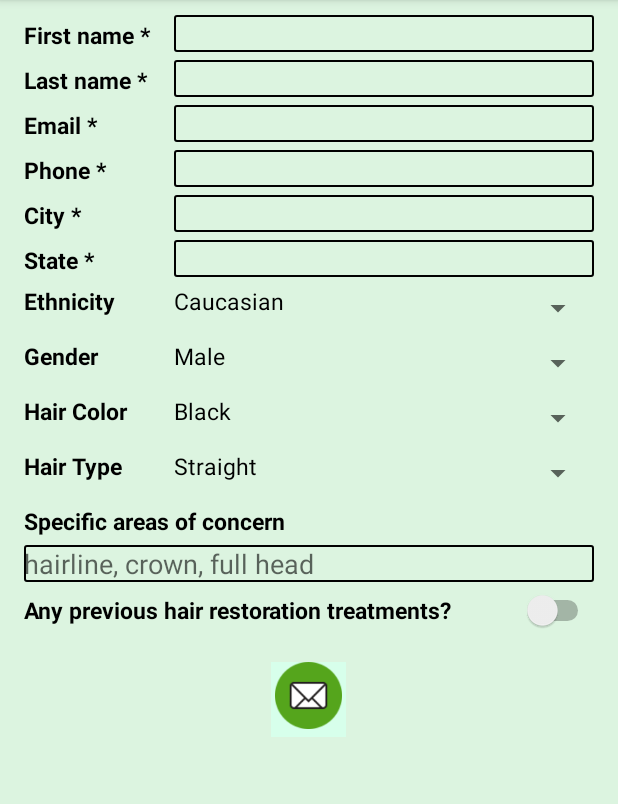
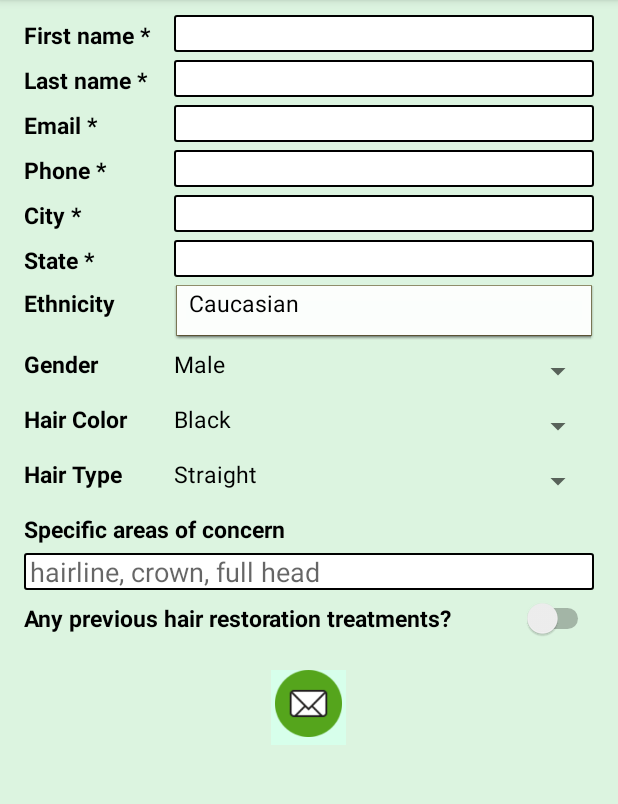
Before and after one commit to irenacher/MainMenu, an Android app: the RequestFormActivity screen opened directly, with no data from a screen before it, on a phone screen of 412 x 824 dp, the part 84-888 px from its top. Run offline under Robolectric (Android 15) with nearby library versions, the phone set to English and light mode, and no system bars.

Commit message:
changed styling of all inputs (edittext and spinners) to look the same (white background with black border around it); changed sending email using StartActivity instead of StartActivityForResult since intent with ACTION_SEND doesn't send back any results.

```diff
--- a/app/src/main/res/drawable/edittext_style.xml
+++ b/app/src/main/res/drawable/edittext_style.xml
@@ -1,7 +1,9 @@
 <shape xmlns:android="http://schemas.android.com/apk/res/android"
     android:thickness="0dp"
-    android:shape="rectangle">
-    <stroke android:width="1dp"
+    android:shape="rectangle" >
+    <solid android:color="#ffffff" />
+    <stroke
+        android:width="1dp"
         android:color="#000000"/>
     <corners android:radius="1dp" />
 </shape>
--- a/app/src/main/res/layout/request_form_layout.xml
+++ b/app/src/main/res/layout/request_form_layout.xml
@@ -209,6 +209,8 @@
                     android:id="@+id/ethnicity_spinner"
                     android:layout_weight="1"
                     android:spinnerMode="dropdown"
+                    android:background="@android:drawable/editbox_dropdown_light_frame"
+                    android:paddingLeft="10dp"
                     android:popupBackground="#c1ffef"
                     />
             </LinearLayout>
--- a/app/src/main/res/values/styles.xml
+++ b/app/src/main/res/values/styles.xml
@@ -37,7 +37,8 @@
 
     <style name="RequestFormEditView">
          <item name="android:textColor">#000000</item>
-    </style>
+        <item name="android:paddingLeft">4dp</item>
+     </style>
 
     <style name="CustomActionBarTheme" parent="@style/Theme.AppCompat.Light.DarkActionBar">
         <item name="android:windowBackground">@color/winBackground</item>
@@ -54,6 +55,7 @@
     <style name="MyActionBar" parent="@style/Widget.AppCompat.Light.ActionBar.Solid.Inverse">
         <item name="android:background">@color/actionbar_background</item>
         <item name="android:titleTextStyle">@style/MyActionBarTitleText</item>
+        <item name="android:textColorHint">#000000</item>
 
         <!-- Support library compatibility -->
         <item name="background">@color/actionbar_background</item>
```
Also changed, not shown: app/src/main/java/com/example/irenachernyak/mainmenu/RequestFormActivity.java (+22 -8 lines), 1 other file.
